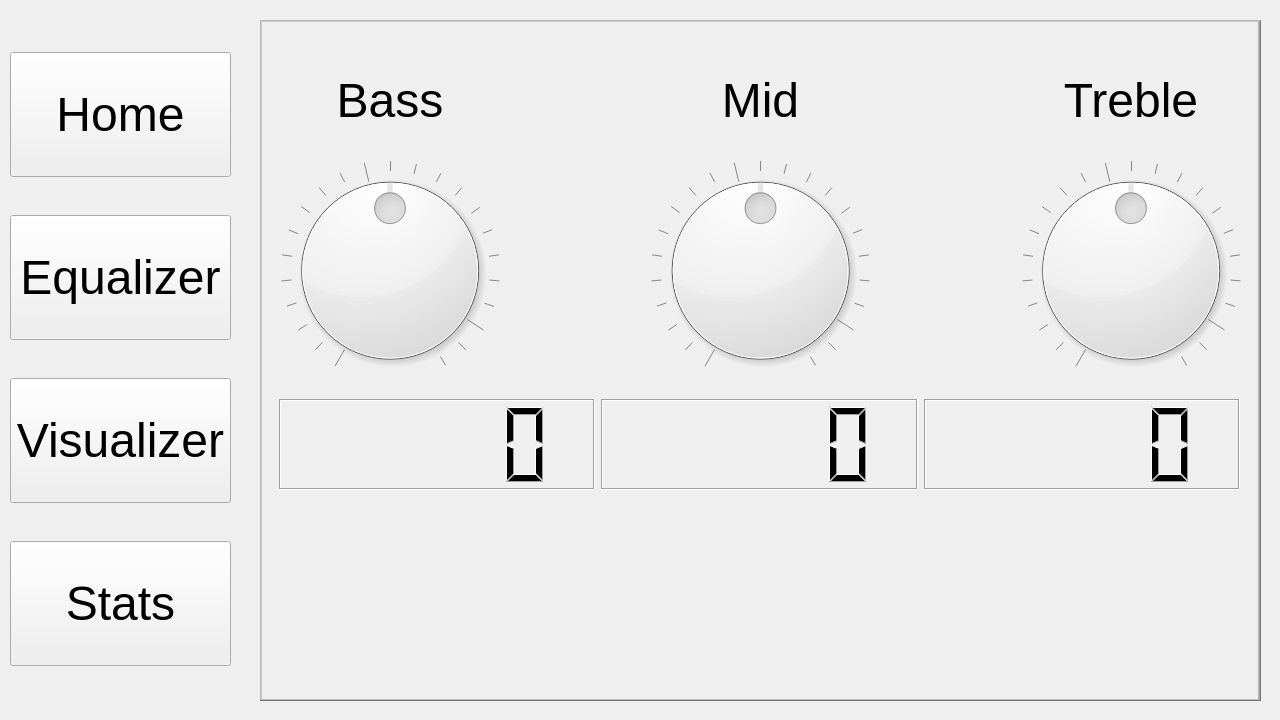
Before: the Qt Designer form BadMouth_main/bm_gui/form.ui in 490-BadMouth/BadMouth, drawn with Qt 5.
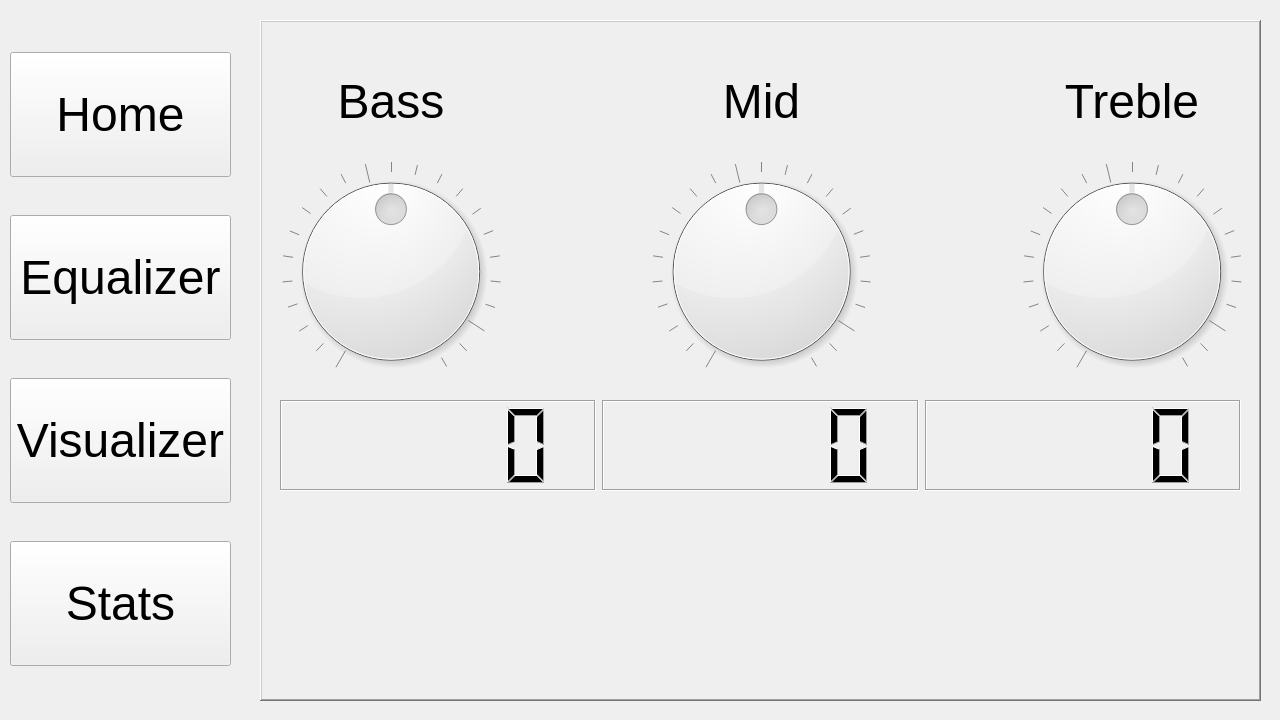
After: the same form once the commit is applied.

Patch:
```diff
--- a/BadMouth_main/bm_gui/form.ui
+++ b/BadMouth_main/bm_gui/form.ui
@@ -598,10 +598,7 @@
      </item>
     </layout>
    </widget>
-   <widget class="QFrame" name="frame_plot">
-    <property name="enabled">
-     <bool>true</bool>
-    </property>
+   <widget class="QFrame" name="frame_content">
     <property name="geometry">
      <rect>
       <x>260</x>
@@ -1072,37 +1069,81 @@
     <property name="midLineWidth">
      <number>0</number>
     </property>
-    <widget class="QWidget" name="gridLayoutWidget">
+    <widget class="QStackedWidget" name="stackedWidget_content">
      <property name="geometry">
       <rect>
-       <x>9</x>
-       <y>9</y>
-       <width>981</width>
-       <height>661</height>
-      </rect>
-     </property>
-     <layout class="QGridLayout" name="gridLayout_plot"/>
-    </widget>
-   </widget>
-   <widget class="QFrame" name="frame_eq">
-    <property name="enabled">
-     <bool>true</bool>
-    </property>
-    <property name="geometry">
-     <rect>
-      <x>260</x>
-      <y>20</y>
+       <x>1</x>
+       <y>1</y>
       <width>999</width>
-      <height>680</height>
-     </rect>
-    </property>
-    <property name="frameShape">
-     <enum>QFrame::StyledPanel</enum>
-    </property>
-    <property name="frameShadow">
-     <enum>QFrame::Raised</enum>
-    </property>
-    <widget class="QWidget" name="horizontalLayoutWidget_4">
+       <height>679</height>
+      </rect>
+     </property>
+     <property name="lineWidth">
+      <number>0</number>
+     </property>
+     <property name="currentIndex">
+      <number>1</number>
+     </property>
+     <widget class="QWidget" name="page_home"/>
+     <widget class="QWidget" name="page_eq">
+      <widget class="QWidget" name="horizontalLayoutWidget">
+       <property name="geometry">
+        <rect>
+         <x>20</x>
+         <y>120</y>
+         <width>961</width>
+         <height>261</height>
+        </rect>
+       </property>
+       <layout class="QHBoxLayout" name="horizontalLayout">
+        <property name="spacing">
+         <number>150</number>
+        </property>
+        <property name="sizeConstraint">
+         <enum>QLayout::SetDefaultConstraint</enum>
+        </property>
+        <item>
+         <widget class="QDial" name="dial_bass">
+          <property name="minimum">
+           <number>-11</number>
+          </property>
+          <property name="maximum">
+           <number>11</number>
+          </property>
+          <property name="notchesVisible">
+           <bool>true</bool>
+          </property>
+         </widget>
+        </item>
+        <item>
+         <widget class="QDial" name="dial_mid">
+          <property name="minimum">
+           <number>-11</number>
+          </property>
+          <property name="maximum">
+           <number>11</number>
+          </property>
+          <property name="notchesVisible">
+           <bool>true</bool>
+          </property>
+         </widget>
+        </item>
+        <item>
+         <widget class="QDial" name="dial_treb">
+          <property name="minimum">
+           <number>-11</number>
+          </property>
+          <property name="maximum">
+           <number>11</number>
+          </property>
+          <property name="notchesVisible">
+           <bool>true</bool>
+          </property>
+         </widget>
+        </item>
+       </layout>
+      </widget>
+      <widget class="QWidget" name="horizontalLayoutWidget_2">
      <property name="geometry">
       <rect>
        <x>20</x>
@@ -1111,7 +1152,7 @@
        <height>80</height>
       </rect>
      </property>
-     <layout class="QHBoxLayout" name="horizontalLayout_eq_labels_2">
+       <layout class="QHBoxLayout" name="horizontalLayout_eq_labels">
       <property name="spacing">
        <number>150</number>
       </property>
@@ -1162,7 +1203,7 @@
       </item>
      </layout>
     </widget>
-    <widget class="QWidget" name="horizontalLayoutWidget_5">
+      <widget class="QWidget" name="horizontalLayoutWidget_3">
      <property name="geometry">
       <rect>
        <x>19</x>
@@ -1195,62 +1236,21 @@
       </item>
      </layout>
     </widget>
-    <widget class="QWidget" name="horizontalLayoutWidget_6">
+     </widget>
+     <widget class="QWidget" name="page_vis">
+      <widget class="QWidget" name="gridLayoutWidget">
      <property name="geometry">
       <rect>
-       <x>20</x>
-       <y>120</y>
-       <width>961</width>
-       <height>261</height>
-      </rect>
-     </property>
-     <layout class="QHBoxLayout" name="horizontalLayout_2">
-      <property name="spacing">
-       <number>150</number>
-      </property>
-      <property name="sizeConstraint">
-       <enum>QLayout::SetDefaultConstraint</enum>
-      </property>
-      <item>
-       <widget class="QDial" name="dial_bass_2">
-        <property name="minimum">
-         <number>-11</number>
-        </property>
-        <property name="maximum">
-         <number>11</number>
-        </property>
-        <property name="notchesVisible">
-         <bool>true</bool>
-        </property>
-       </widget>
-      </item>
-      <item>
-       <widget class="QDial" name="dial_mid_2">
-        <property name="minimum">
-         <number>-11</number>
-        </property>
-        <property name="maximum">
-         <number>11</number>
-        </property>
-        <property name="notchesVisible">
-         <bool>true</bool>
-        </property>
-       </widget>
-      </item>
-      <item>
-       <widget class="QDial" name="dial_treb_2">
-        <property name="minimum">
-         <number>-11</number>
-        </property>
-        <property name="maximum">
-         <number>11</number>
-        </property>
-        <property name="notchesVisible">
-         <bool>true</bool>
-        </property>
-       </widget>
-      </item>
-     </layout>
+         <x>9</x>
+         <y>9</y>
+         <width>981</width>
+         <height>661</height>
+        </rect>
+       </property>
+       <layout class="QGridLayout" name="gridLayout_plot"/>
+      </widget>
+     </widget>
+     <widget class="QWidget" name="page_stats"/>
     </widget>
    </widget>
   </widget>
```
Left out of the diff: 114 changed lines with no effect on the pictures. Lines whose indentation alone changed are shown as unchanged.
